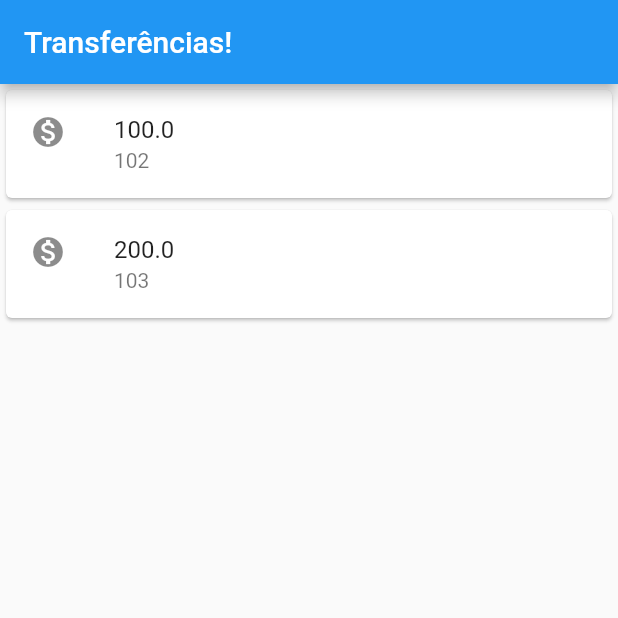
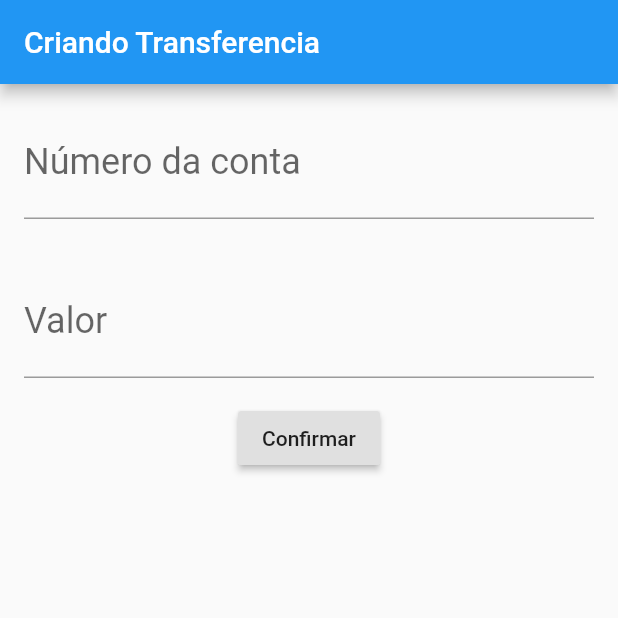
Before and after one commit to GMChristo/bytebank_Flutter, a Flutter app: the screen it shows after launch, on a phone screen of 412 x 824 dp, the top half of it. Run offline on Flutter 3.47's test engine with Material 2 defaults, Android fonts, the phone set to English and light mode, and no system bars.

Commit message:
aula03 - Criando formulario e refatorando o codigo

```diff
--- a/lib/main.dart
+++ b/lib/main.dart
@@ -2,41 +2,123 @@ import 'package:flutter/material.dart';
 
 //https://api.flutter.dev/flutter/material/material-library.html - pagina do flutter com os widgets;
 
-void main() => runApp(
-      MaterialApp(
+void main() => runApp(BytebankApp());
+
+class BytebankApp extends StatelessWidget {
+  @override
+  Widget build(BuildContext context) {
+    return MaterialApp(
       home: Scaffold(
         //aplica o widget de Scaffold, um layout;
-          body: ListaTransferencias(),
-          appBar: AppBar(
-            //adiciona um widget de AppBar ao layout ja existente;
-            title: Text(
-                'Transferências!'), //define o texto que eh mostrado na Appbar;
+        body: FormularioTransferencia(),
       ),
-          /*floatingActionButton: FloatingActionButton( //adiciona um botao flutuante;
-            child: Icon(Icons.add), //child serve para colocar um widget dentro de outro widget;
-            //Icons - cria um botao, importando os estilos de Icon, e selecionando qual estilo usar em Icons.add;
-          ),*/
-        ),
-      ), //implementa o uso do Material Design e informa para o MaterialApp que a pagina inicial eh a home;
-    );
+    ); //implementa o uso do Material Design e informa para o MaterialApp que a pagina inicial eh a home;
+  }
+}
 
-
-class ListaTransferencias extends StatelessWidget {//StatelessWidget nao tem a capacidade de alterar o conteudo diferente do StatefulWidget que consegue alterar o conteudo;
+class FormularioTransferencia extends StatelessWidget {
+  final TextEditingController _controladorCampoNumeroConta =
+      TextEditingController();
+  final TextEditingController _controladorCampoValor = TextEditingController();
 
   @override
   Widget build(BuildContext context) {
-    return Column(
-            children: <Widget>[ //para adicionar deixei o cursor no card e apertei alt+enter, selecionei wrap with column que ele adicionou o codigo de column;
+    return Scaffold(
+        appBar: AppBar(
+          title: Text('Criando Transferencia'),
+        ),
+        body: Column(
+          children: <Widget>[
+            Padding(
+              padding: const EdgeInsets.all(
+                  16.0), //padding cria o espaço entre os widgets, o .all aplica a toda a borda padding o msm valor
+              child: TextField(
+                controller: _controladorCampoNumeroConta,
+                style: TextStyle(
+                    fontSize:
+                        24.0 //define o tamanho da fonte que informa o nome do campo
+                    ),
+                decoration: InputDecoration(
+                    labelText: 'Número da conta', //apresenta o nome do campo
+                    hintText:
+                        '0000' //mostra uma dica quando o campo eh selecionado
+                    ),
+                keyboardType: TextInputType
+                    .number, //define o tipo de teclado que sera mostrado ao selecionar o campo, nesse caso teclado numerico
+              ),
+            ),
+            Padding(
+              padding: const EdgeInsets.all(
+                  16.0), //padding cria o espaço entre os widgets, o .all aplica a toda a borda padding o msm valor
+              child: TextField(
+                controller: _controladorCampoValor,
+                style: TextStyle(
+                    fontSize:
+                        24.0 //define o tamanho da fonte que informa o nome do campo
+                    ),
+                decoration: InputDecoration(
+                    labelText: 'Valor', //apresenta o nome do campo
+                    hintText:
+                        '0,00' //mostra uma dica quando o campo eh selecionado
+                    ),
+                keyboardType: TextInputType.number,
+              ),
+            ),
+            RaisedButton(
+              child: Text('Confirmar'),
+              onPressed: () {
+                debugPrint(
+                    'Clicou no confirmar'); //debugPrint serve para apresentar msg no console, igual printf
+                final int numeroConta = int.tryParse(_controladorCampoNumeroConta
+                    .text); //cria variavel para receber o num da conta, o parse converte ela de text para int
+                final double valor =
+                    double.tryParse(_controladorCampoValor.text);
+                if (numeroConta != null && valor != null) {
+                  final transferenciaCriada = Transferencia(valor, numeroConta);
+                  debugPrint(
+                      '$transferenciaCriada'); //o '$transferenciaCriada' vai imprimir o valor da variavel
+                  Scaffold.of(context).showSnackBar( //implementa SnackBar, serve para apresentar uma pequena barra de msg na tela do celular
+                    SnackBar(
+                      content: Text('$transferenciaCriada'),
+                    ),
+                  );
+                }
+              },
+            ),
+          ],
+        ));
+  }
+}
+
+class ListaTransferencias extends StatelessWidget {
+  //StatelessWidget nao tem a capacidade de alterar o conteudo diferente do StatefulWidget que consegue alterar o conteudo;
+
+  @override
+  Widget build(BuildContext context) {
+    return Scaffold(
+      appBar: AppBar(
+        //adiciona um widget de AppBar ao layout ja existente;
+        title:
+            Text('Transferências!'), //define o texto que eh mostrado na Appbar;
+      ),
+      body: Column(
+        children: <Widget>[
+          //para adicionar deixei o cursor no card e apertei alt+enter, selecionei wrap with column que ele adicionou o codigo de column;
           ItemTransferencia(Transferencia(100.0, 0102)),
           ItemTransferencia(Transferencia(200.0, 0103)),
         ],
+      ),
+      floatingActionButton: FloatingActionButton(
+        //adiciona um botao flutuante;
+        child: Icon(Icons
+            .add), //child serve para colocar um widget dentro de outro widget;
+        //Icons - cria um botao, importando os estilos de Icon, e selecionando qual estilo usar em Icons.add;
+      ),
     );
   }
 }
 
-
-class ItemTransferencia extends StatelessWidget{
-
+class ItemTransferencia extends StatelessWidget {
   final Transferencia _transferencia; // o '_' indica que eh um atributo privado
 
   ItemTransferencia(this._transferencia);
@@ -48,10 +130,8 @@ class ItemTransferencia extends StatelessWidget{
       leading: Icon(Icons.monetization_on),
       title: Text(_transferencia.valor.toString()),
       subtitle: Text(_transferencia.numeroConta.toString()),
-                )
-              );
+    ));
   }
-
 }
 
 class Transferencia {
@@ -59,4 +139,9 @@ class Transferencia {
   final int numeroConta;
 
   Transferencia(this.valor, this.numeroConta);
+
+  @override
+  String toString() {
+    return 'Transferencia{valor: $valor, numeroConta: $numeroConta}';
   }
+}
```
Lines whose indentation alone changed are shown as unchanged.
